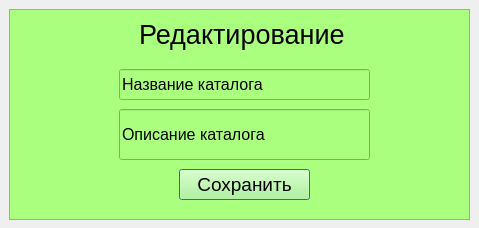
First picture: the form in forms/Редактирование_каталога.ui, repository julik002/biblioteka, before the edit.
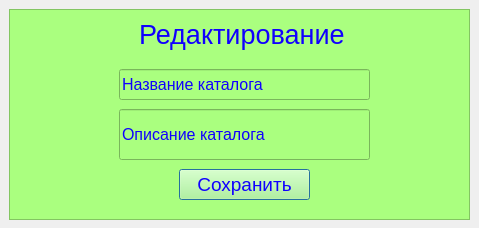
Second picture: the form after the edit.

Patch:
```diff
--- a/forms/Редактирование_каталога.ui
+++ b/forms/Редактирование_каталога.ui
@@ -13,6 +13,9 @@
   <property name="windowTitle">
    <string>Редактирование каталога</string>
   </property>
+  <property name="styleSheet">
+   <string notr="true"/>
+  </property>
   <widget class="QFrame" name="frame">
    <property name="geometry">
     <rect>
@@ -23,7 +26,8 @@
     </rect>
    </property>
    <property name="styleSheet">
-    <string notr="true">background-color:rgb(170, 255, 127)</string>
+    <string notr="true">background-color:rgb(170, 255, 127);
+color: rgb(16, 0, 255);</string>
    </property>
    <property name="frameShape">
     <enum>QFrame::StyledPanel</enum>
```
Left out of the diff: 8 changed lines with no effect on the pictures.
